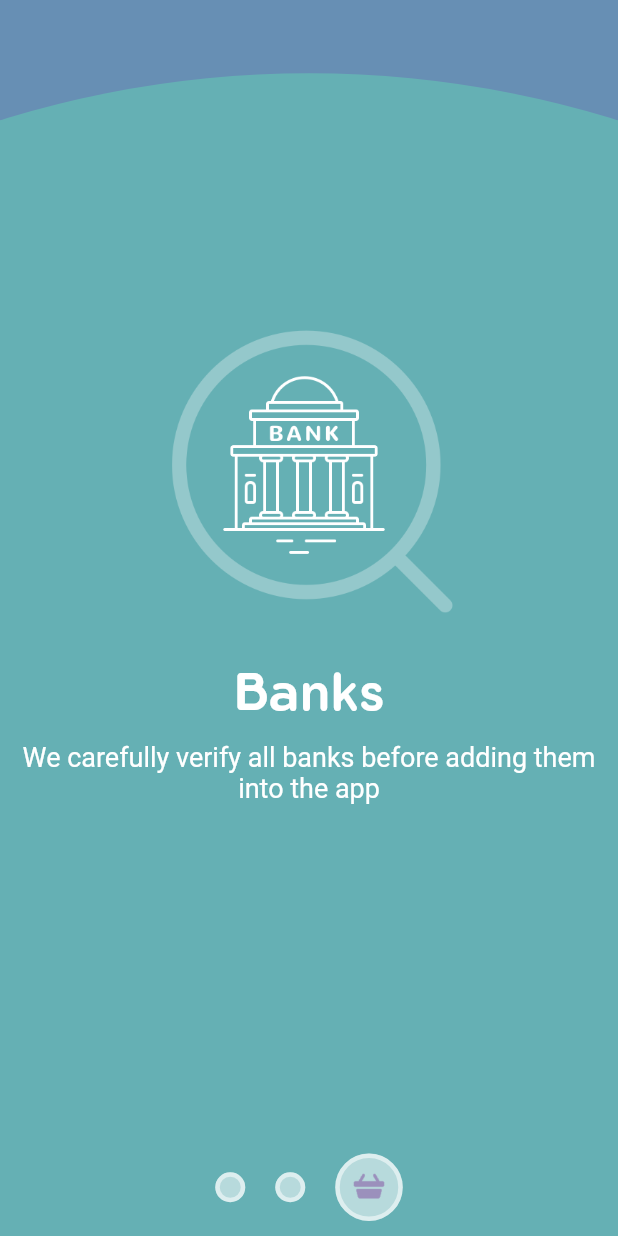
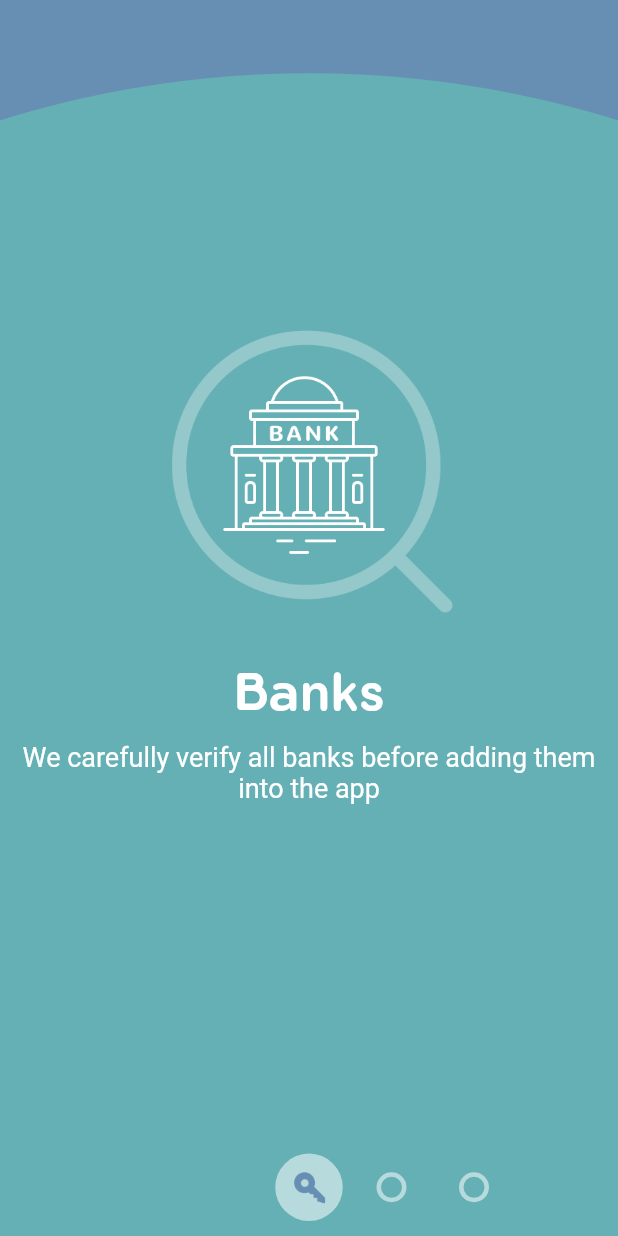
Before and after one commit to sabith-th/flutter-material-page-reveal, a Flutter app: the screen it shows after launch, on a phone screen of 412 x 824 dp. Run offline on Flutter 3.47's test engine with Material 2 defaults, Android fonts, the phone set to English and light mode, and no system bars.

Commit message:
implemented translation of page indicator bubbles according to slide and active page

```diff
--- a/lib/main.dart
+++ b/lib/main.dart
@@ -41,7 +41,7 @@ class _MyHomePageState extends State<MyHomePage> {
           ),
         ),
         PageIndicator(
-          viewModel: PageIndicatorViewModel(pages, 1, SlideDirection.rightToLeft, 1.0),
+          viewModel: PageIndicatorViewModel(pages, 1, SlideDirection.leftToRight, 1.0),
         )
       ],
     ));
--- a/lib/page_indicator.dart
+++ b/lib/page_indicator.dart
@@ -35,14 +35,28 @@ class PageIndicator extends StatelessWidget {
               page.iconAssetPath, page.color, isHollow, percentActive)));
     }
 
+    const BUBBLE_WIDTH = 55.0;
+    final baseTranslation =
+        ((viewModel.pages.length * BUBBLE_WIDTH) / 2) - (BUBBLE_WIDTH / 2);
+    var translation =
+        baseTranslation - (viewModel.activeIndex * BUBBLE_WIDTH);
+    if (viewModel.slideDirection == SlideDirection.leftToRight) {
+      translation += BUBBLE_WIDTH * viewModel.slidePercent;
+    } else if (viewModel.slideDirection == SlideDirection.rightToLeft) {
+      translation -= BUBBLE_WIDTH * viewModel.slidePercent;
+    }
+
     return Column(
       children: <Widget>[
         Expanded(
           child: Container(),
         ),
-        Row(
+        Transform(
+          transform: Matrix4.translationValues(translation, 0.0, 0.0),
+          child: Row(
             mainAxisAlignment: MainAxisAlignment.center,
             children: bubbles,
+          ),
         )
       ],
     );
@@ -78,8 +92,10 @@ class PageBubble extends StatelessWidget {
 
   @override
   Widget build(BuildContext context) {
-    return Padding(
-      padding: EdgeInsets.all(10.0),
+    return Container(
+      width: 55.0,
+      height: 65.0,
+      child: Center(
         child: Container(
           width: lerpDouble(20.0, 45.0, viewModel.activePercent),
           height: lerpDouble(20.0, 45.0, viewModel.activePercent),
@@ -104,6 +120,7 @@ class PageBubble extends StatelessWidget {
             ),
           ),
         ),
+      ),
     );
   }
 }
```
Lines whose indentation alone changed are shown as unchanged.
